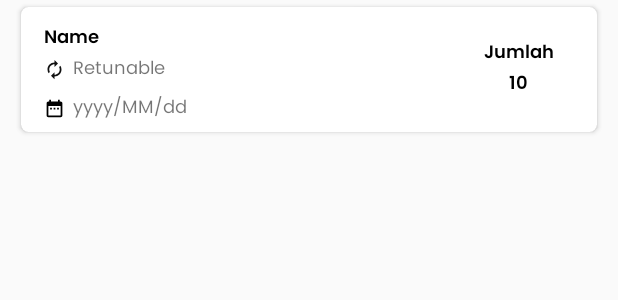
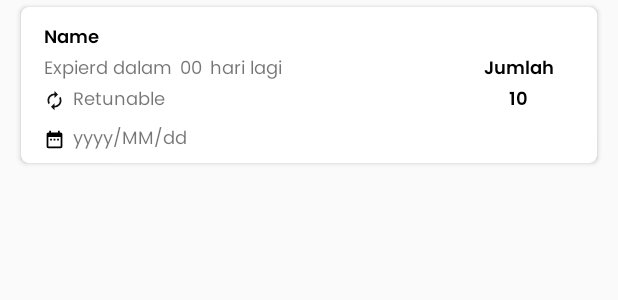
Before and after one commit to Ayub-Budi/aplikasi_TransMart, an Android app: the layout item_barang.xml on its own in the app's theme, with its tools: preview values and no code run, on a phone screen of 412 x 824 dp. Shown: the top 300 px of the screen. Run offline under Robolectric (Android 15) with nearby library versions, the light colour scheme and no system bars.

Commit message:
memperbaiki menu tarik barang

```diff
--- a/app/src/main/java/com/a213310009ayubbudisantoso/transmart/api/adapter/TarikBarangAdapter.kt
+++ b/app/src/main/java/com/a213310009ayubbudisantoso/transmart/api/adapter/TarikBarangAdapter.kt
@@ -54,10 +54,12 @@ class TarikBarangAdapter(private var itemList: List<TarikBarangModel>) :
         private val tanggalTextView: TextView = itemView.findViewById(R.id.tanggal)
         private val jumlahTextView: TextView = itemView.findViewById(R.id.jumlah)
         private val statusTextView: TextView = itemView.findViewById(R.id.statusItem)
+        private val hari: TextView = itemView.findViewById(R.id.hari)
 
         @RequiresApi(Build.VERSION_CODES.N)
         fun bind(item: TarikBarangModel) {
             nameTextView.text = item.ieItemName
+            hari.text = item.remainingDays.toString()
             jumlahTextView.text = item.ieQty.toString()
             statusTextView.text = item.ieItemStatus
 //            statusTextView.text = if (item.ieItemStatus == "y") "returnable" else "non-returnable"
--- a/app/src/main/java/com/a213310009ayubbudisantoso/transmart/api/model/TarikBarangModel.kt
+++ b/app/src/main/java/com/a213310009ayubbudisantoso/transmart/api/model/TarikBarangModel.kt
@@ -4,7 +4,7 @@ import com.google.gson.annotations.SerializedName
 
 
 class TarikBarangModel(
-    @SerializedName("expiry_period") var expiryperiod: ExpiryPeriod?,
+    @SerializedName("remaining_days") var remainingDays: Int?,
     @SerializedName("ie_id") var ieId: String?,
     @SerializedName("ie_store_code") var ieStoreCode: String?,
     @SerializedName("ie_gondola_no") var ieGondolaNo: String?,
@@ -21,6 +21,6 @@ class TarikBarangModel(
     @SerializedName("ie_update_date") var ieUpdateDate: String?
 ) {
     override fun toString(): String {
-        return "TarikBarangModel(expiryperiod=$expiryperiod ieId=$ieId, ieStoreCode=$ieStoreCode, ieGondolaNo=$ieGondolaNo, ieBarcode=$ieBarcode, ieItemCode=$ieItemCode, ieItemName=$ieItemName, ieItemStatus=$ieItemStatus, ieExpiredDate=$ieExpiredDate, ieQty=$ieQty, ieAction=$ieAction, ieInsertUser=$ieInsertUser, ieInsertDate=$ieInsertDate, ieUpdateUser=$ieUpdateUser, ieUpdateDate=$ieUpdateDate)"
+        return "TarikBarangModel(remainingDays=$remainingDays ieId=$ieId, ieStoreCode=$ieStoreCode, ieGondolaNo=$ieGondolaNo, ieBarcode=$ieBarcode, ieItemCode=$ieItemCode, ieItemName=$ieItemName, ieItemStatus=$ieItemStatus, ieExpiredDate=$ieExpiredDate, ieQty=$ieQty, ieAction=$ieAction, ieInsertUser=$ieInsertUser, ieInsertDate=$ieInsertDate, ieUpdateUser=$ieUpdateUser, ieUpdateDate=$ieUpdateDate)"
     }
 }
--- a/app/src/main/res/layout/item_barang.xml
+++ b/app/src/main/res/layout/item_barang.xml
@@ -64,6 +64,43 @@
                         android:textSize="12sp"
                         android:textColor="@color/blackColor"
                         android:fontFamily="@font/poppinssemibold" />
+
+                    <LinearLayout
+                        android:layout_width="match_parent"
+                        android:layout_height="wrap_content"
+                        android:orientation="horizontal"
+                        android:gravity="center_vertical">
+
+                        <TextView
+                            android:layout_width="wrap_content"
+                            android:layout_height="wrap_content"
+                            android:fontFamily="@font/poppinsregular"
+                            android:text="Expierd dalam"
+                            android:textSize="12sp"
+                            app:layout_constraintStart_toStartOf="parent"/>
+
+                        <TextView
+                            android:layout_width="wrap_content"
+                            android:layout_height="wrap_content"
+                            android:id="@+id/hari"
+                            android:layout_marginStart="5dp"
+                            android:fontFamily="@font/poppinsregular"
+                            android:text="00"
+                            android:textSize="12sp"
+                            app:layout_constraintStart_toStartOf="parent"/>
+
+                        <TextView
+                            android:layout_width="wrap_content"
+                            android:layout_height="wrap_content"
+                            android:layout_marginStart="5dp"
+                            android:fontFamily="@font/poppinsregular"
+                            android:text="hari lagi"
+                            android:textSize="12sp"
+                            app:layout_constraintStart_toStartOf="parent"/>
+
+
+                    </LinearLayout>
+
 
 
                     <LinearLayout
```
